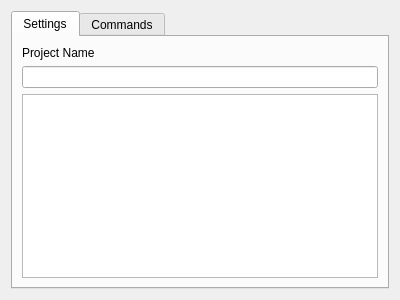
First picture: the form in blurdev/ide/config/project/ui/settingsconfig.ui, repository blurstudio/PrEditor, before the edit.
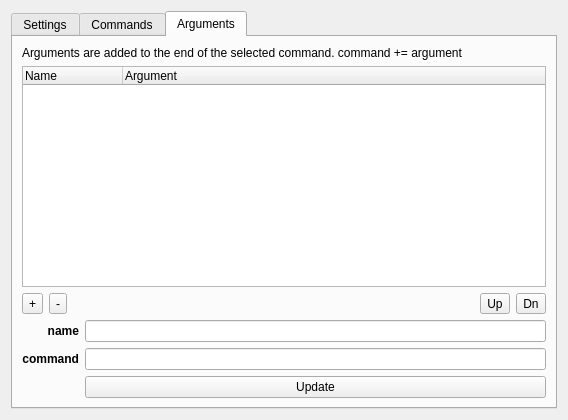
Second picture: the form after the edit. The open tabs and pages were chosen to show the change. Custom widgets are drawn as their Qt base class.

Commit message: Added a separate list of arguments that are added to the currently selected command when using run selected.

```diff
--- a/blurdev/ide/config/project/ui/settingsconfig.ui
+++ b/blurdev/ide/config/project/ui/settingsconfig.ui
@@ -6,8 +6,8 @@
    <rect>
     <x>0</x>
     <y>0</y>
-    <width>400</width>
-    <height>300</height>
+    <width>568</width>
+    <height>420</height>
    </rect>
   </property>
   <property name="windowTitle">
@@ -60,7 +60,7 @@
         </widget>
        </item>
        <item row="0" column="0">
-        <widget class="FilePickerWidget" name="uiProjectPATH" native="true">
+        <widget class="FilePickerWidget" name="uiProjectPATH">
          <property name="pyCaption" stdset="0">
           <string>Select Path</string>
          </property>
@@ -75,21 +75,22 @@
       <attribute name="title">
        <string>Commands</string>
       </attribute>
-      <layout class="QGridLayout" name="gridLayout_5">
-       <item row="0" column="0">
-        <widget class="QSplitter" name="splitter">
-         <property name="orientation">
-          <enum>Qt::Vertical</enum>
-         </property>
-         <widget class="QFrame" name="frame_2">
-          <property name="frameShape">
-           <enum>QFrame::StyledPanel</enum>
+      <layout class="QGridLayout" name="gridLayout_3">
+       <item row="0" column="0" colspan="2">
+        <widget class="QTreeWidget" name="uiCommandTREE">
+         <column>
+          <property name="text">
+           <string>Name</string>
+          </property>
+         </column>
+         <column>
+          <property name="text">
+           <string>Command</string>
           </property>
-          <property name="frameShadow">
-           <enum>QFrame::Raised</enum>
-          </property>
-          <layout class="QGridLayout" name="gridLayout_4">
-           <item row="1" column="0">
+         </column>
+        </widget>
+       </item>
+       <item row="1" column="0" colspan="2">
             <layout class="QHBoxLayout" name="horizontalLayout_3">
              <item>
               <widget class="QToolButton" name="uiAddCommandBTN">
@@ -134,31 +135,7 @@
              </item>
             </layout>
            </item>
-           <item row="0" column="0">
-            <widget class="QTreeWidget" name="uiCommandTREE">
-             <column>
-              <property name="text">
-               <string>Name</string>
-              </property>
-             </column>
-             <column>
-              <property name="text">
-               <string>Command</string>
-              </property>
-             </column>
-            </widget>
-           </item>
-          </layout>
-         </widget>
-         <widget class="QFrame" name="frame">
-          <property name="frameShape">
-           <enum>QFrame::StyledPanel</enum>
-          </property>
-          <property name="frameShadow">
-           <enum>QFrame::Raised</enum>
-          </property>
-          <layout class="QGridLayout" name="gridLayout_3">
-           <item row="0" column="0">
+       <item row="2" column="0">
             <widget class="QLabel" name="label_5">
              <property name="sizePolicy">
               <sizepolicy hsizetype="Preferred" vsizetype="Preferred">
@@ -180,10 +157,10 @@
              </property>
             </widget>
            </item>
-           <item row="0" column="1">
+       <item row="2" column="1">
             <widget class="QLineEdit" name="uiCommandNameTXT"/>
            </item>
-           <item row="1" column="0">
+       <item row="3" column="0">
             <widget class="QLabel" name="label_4">
              <property name="sizePolicy">
               <sizepolicy hsizetype="Fixed" vsizetype="Preferred">
@@ -205,10 +182,10 @@
              </property>
             </widget>
            </item>
-           <item row="1" column="1">
+       <item row="3" column="1">
             <widget class="QLineEdit" name="uiCommandCmdTXT"/>
            </item>
-           <item row="2" column="1">
+       <item row="4" column="1">
             <widget class="QPushButton" name="uiCommandUpdateBTN">
              <property name="text">
               <string>Update</string>
@@ -217,6 +194,132 @@
            </item>
           </layout>
          </widget>
+     <widget class="QWidget" name="Arguments">
+      <attribute name="title">
+       <string>Arguments</string>
+      </attribute>
+      <layout class="QGridLayout" name="gridLayout_5">
+       <item row="1" column="0" colspan="2">
+        <widget class="QTreeWidget" name="uiArgumentTREE">
+         <column>
+          <property name="text">
+           <string>Name</string>
+          </property>
+         </column>
+         <column>
+          <property name="text">
+           <string>Argument</string>
+          </property>
+         </column>
+        </widget>
+       </item>
+       <item row="2" column="0" colspan="2">
+        <layout class="QHBoxLayout" name="horizontalLayout_4">
+         <item>
+          <widget class="QToolButton" name="uiAddArgumentBTN">
+           <property name="text">
+            <string>+</string>
+           </property>
+          </widget>
+         </item>
+         <item>
+          <widget class="QToolButton" name="uiRemoveArgumentBTN">
+           <property name="text">
+            <string>-</string>
+           </property>
+          </widget>
+         </item>
+         <item>
+          <spacer name="horizontalSpacer_2">
+           <property name="orientation">
+            <enum>Qt::Horizontal</enum>
+           </property>
+           <property name="sizeHint" stdset="0">
+            <size>
+             <width>40</width>
+             <height>20</height>
+            </size>
+           </property>
+          </spacer>
+         </item>
+         <item>
+          <widget class="QToolButton" name="uiMoveArgumentUpBTN">
+           <property name="text">
+            <string>Up</string>
+           </property>
+          </widget>
+         </item>
+         <item>
+          <widget class="QToolButton" name="uiMoveArgumentDownBTN">
+           <property name="text">
+            <string>Dn</string>
+           </property>
+          </widget>
+         </item>
+        </layout>
+       </item>
+       <item row="3" column="0">
+        <widget class="QLabel" name="label_6">
+         <property name="sizePolicy">
+          <sizepolicy hsizetype="Preferred" vsizetype="Preferred">
+           <horstretch>1</horstretch>
+           <verstretch>0</verstretch>
+          </sizepolicy>
+         </property>
+         <property name="font">
+          <font>
+           <weight>75</weight>
+           <bold>true</bold>
+          </font>
+         </property>
+         <property name="text">
+          <string>name</string>
+         </property>
+         <property name="alignment">
+          <set>Qt::AlignRight|Qt::AlignTrailing|Qt::AlignVCenter</set>
+         </property>
+        </widget>
+       </item>
+       <item row="3" column="1">
+        <widget class="QLineEdit" name="uiArgumentNameTXT"/>
+       </item>
+       <item row="4" column="0">
+        <widget class="QLabel" name="label_7">
+         <property name="sizePolicy">
+          <sizepolicy hsizetype="Fixed" vsizetype="Preferred">
+           <horstretch>0</horstretch>
+           <verstretch>0</verstretch>
+          </sizepolicy>
+         </property>
+         <property name="font">
+          <font>
+           <weight>75</weight>
+           <bold>true</bold>
+          </font>
+         </property>
+         <property name="text">
+          <string>command</string>
+         </property>
+         <property name="alignment">
+          <set>Qt::AlignRight|Qt::AlignTrailing|Qt::AlignVCenter</set>
+         </property>
+        </widget>
+       </item>
+       <item row="4" column="1">
+        <widget class="QLineEdit" name="uiArgumentCmdTXT"/>
+       </item>
+       <item row="5" column="1">
+        <widget class="QPushButton" name="uiArgumentUpdateBTN">
+         <property name="text">
+          <string>Update</string>
+         </property>
+        </widget>
+       </item>
+       <item row="0" column="0" colspan="2">
+        <widget class="QLabel" name="label_3">
+         <property name="text">
+          <string>Arguments are added to the end of the selected command. command += argument</string>
+         </property>
         </widget>
        </item>
       </layout>
```
Left out of the diff: 147 changed lines with no effect on the pictures. Lines whose indentation alone changed are shown as unchanged. The commit also changes 3 other files.
